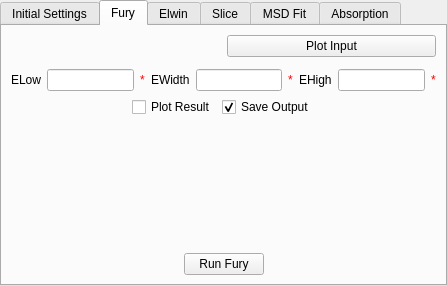
Before: the Qt Designer form Code/qtiplot/MantidQt/CustomInterfaces/inc/indirectAnalysis.ui in mantidproject/mantid, drawn with Qt 5.
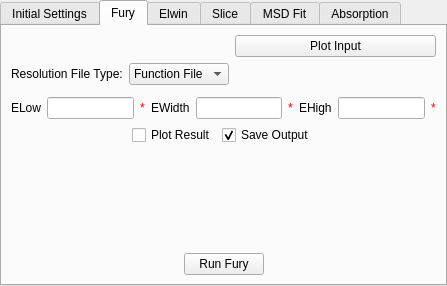
After: the same form once the commit is applied. The open tabs and pages were chosen to show the change. Custom widgets are drawn as their Qt base class.

Commit message:
re #1611 - indirectAnalysis ui adjustments
adding option to Fury to have the resolution file be a multiple-spectra output of the Energy Transfer tab of CTE rather than the RES command on the calibration tab

What changed in the file:
```diff
--- a/Code/qtiplot/MantidQt/CustomInterfaces/inc/indirectAnalysis.ui
+++ b/Code/qtiplot/MantidQt/CustomInterfaces/inc/indirectAnalysis.ui
@@ -162,7 +162,7 @@
            </property>
           </widget>
          </item>
-         <item row="1" column="0" >
+         <item row="2" column="0" >
           <widget class="MantidQt::MantidWidgets::MWRunFiles" name="fury_resFile" >
            <property name="findRunFiles" stdset="0" >
             <bool>false</bool>
@@ -187,6 +187,31 @@
            </property>
           </widget>
          </item>
+         <item row="1" column="0" >
+          <layout class="QHBoxLayout" name="horizontalLayout_17" >
+           <item>
+            <widget class="QLabel" name="fury_lbResType" >
+             <property name="text" >
+              <string>Resolution File Type:</string>
+             </property>
+            </widget>
+           </item>
+           <item>
+            <widget class="QComboBox" name="fury_cbResType" >
+             <item>
+              <property name="text" >
+               <string>Function File</string>
+              </property>
+             </item>
+             <item>
+              <property name="text" >
+               <string>Data File</string>
+              </property>
+             </item>
+            </widget>
+           </item>
+          </layout>
+         </item>
         </layout>
        </item>
        <item>
```
The commit also changes 3 other files.
